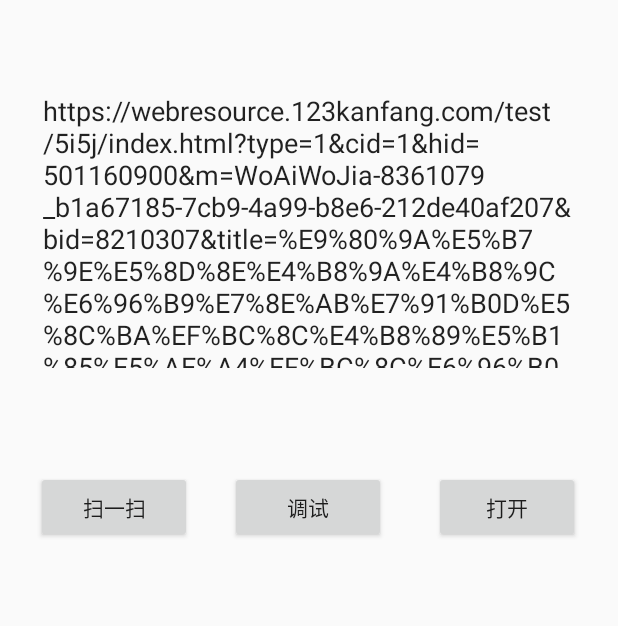
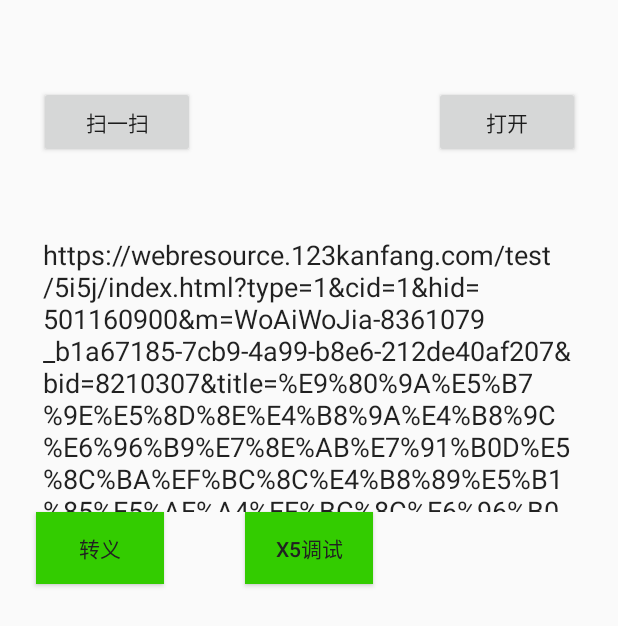
Before and after one commit to ElvisWangTech/X5_Debug, an Android app built with Jetpack Compose: the screen it shows after launch (MainActivity), on a phone screen of 412 x 824 dp. Shown: the top 626 px of the screen. Run offline under Robolectric (Android 15) with nearby library versions, the phone set to English and light mode, and no system bars; libraries missing offline, so code that uses them is left out: com.tencent.smtt; 6 statements that could not run were skipped.

Commit message:
重构并完善功能

```diff
--- a/app/src/main/java/com/example/x5_debug/MainActivity.kt
+++ b/app/src/main/java/com/example/x5_debug/MainActivity.kt
@@ -1,22 +1,25 @@
 package com.example.x5_debug
 
 import android.content.Intent
-import android.net.Uri
+import android.content.res.ColorStateList
+import android.graphics.Typeface
 import android.os.Bundle
+import android.os.Handler
+import android.os.Looper
+import android.text.SpannableString
+import android.text.Spanned
+import android.text.style.TextAppearanceSpan
 import android.util.Log
 import android.widget.Button
 import android.widget.EditText
 import android.widget.TextView
-import android.widget.Toast
 import androidx.activity.ComponentActivity
 import androidx.activity.result.ActivityResultLauncher
 import androidx.activity.result.contract.ActivityResultContracts
 import com.example.x5_debug.tookit.UrlFormatTool
-import com.tencent.smtt.export.external.TbsCoreSettings
-import com.tencent.smtt.sdk.QbSdk
-import com.tencent.smtt.sdk.QbSdk.PreInitCallback
-import com.tencent.smtt.sdk.TbsDownloader
-import com.tencent.smtt.sdk.TbsListener
+import com.example.x5_debug.tookit.X5Tool
+import java.net.URLDecoder
+import java.net.URLEncoder
 
 class MainActivity : ComponentActivity() {
 
@@ -25,12 +28,20 @@ class MainActivity : ComponentActivity() {
     private val tag: String = MainActivity::class.java.simpleName
     private val defaultUrl = "https://webresource.123kanfang.com/test/5i5j/index.html?type=1&cid=1&hid=501160900&m=WoAiWoJia-8361079_b1a67185-7cb9-4a99-b8e6-212de40af207&bid=8210307&title=%E9%80%9A%E5%B7%9E%E5%8D%8E%E4%B8%9A%E4%B8%9C%E6%96%B9%E7%8E%AB%E7%91%B0D%E5%8C%BA%EF%BC%8C%E4%B8%89%E5%B1%85%E5%AE%A4%EF%BC%8C%E6%96%B0%E7%A4%BE%E5%8C%BA%EF%BC%8C%E5%8D%95%E4%BB%B744800%E4%B8%80%E5%B9%B3.%27&equipment=pc";
     private var toActivity: ActivityResultLauncher<Intent>?=null;
+    private var logHandler: Handler?=null;
+    private var escaped: Boolean = false;
 
     override fun onCreate(savedInstanceState: Bundle?) {
         super.onCreate(savedInstanceState)
         setContentView(R.layout.activity_main);
 
-        checkX5()
+        val looper = Looper.myLooper();
+        if (looper != null) {
+            logHandler = Handler(looper) {
+                log(it.obj.toString(), it.what)
+            }
+        }
+        X5Tool.init(applicationContext, logHandler)
 
         logView = findViewById(R.id.logView);
         webViewUrl = findViewById(R.id.webViewUrl)
@@ -40,71 +51,18 @@ class MainActivity : ComponentActivity() {
             val contents = it.data?.getStringExtra("SCAN_RESULT")
             val format = it.data?.getStringExtra("SCAN_RESULT_FORMAT")
             log("扫描结果：$contents - $format")
-            webViewUrl?.setText(contents)
+            if (!contents.isNullOrEmpty()) {
+                webViewUrl?.setText(contents)
+            }
         }
         bindEvents()
-    }
-
-    private fun checkX5() {
-        QbSdk.initX5Environment(applicationContext, object : PreInitCallback {
-            override fun onCoreInitFinished() {
-                // 内核初始化完成，可能为系统内核，也可能为系统内核
-                log( "x5内核初始化完成")
-            }
-
-            /**
-             * 预初始化结束
-             * 由于X5内核体积较大，需要依赖网络动态下发，所以当内核不存在的时候，默认会回调false，此时将会使用系统内核代替
-             * @param isX5 是否使用X5内核
-             */
-            override fun onViewInitFinished(isX5: Boolean) {
-                log( "x5预初始化完成，是否启用x5：$isX5")
-                if (!isX5) {
-                    log( "开始下载x5内核")
-                    QbSdk.reset(applicationContext);
-                    TbsDownloader.startDownload(applicationContext)
-                } else {
-                    log("x5内核版本：${QbSdk.getTbsVersion(applicationContext).toString()}")
-                }
-            }
-        })
-
-        // fixme: runOnUiThread的方案不是太好，用Handler实现消息传递比较好
-        QbSdk.setTbsListener(object : TbsListener {
-            override fun onDownloadFinish(p0: Int) {
-                runOnUiThread(Runnable {
-                    run {
-                        log("x5下载完成")
-                    }
-                })
-            }
-
-            override fun onInstallFinish(p0: Int) {
-                runOnUiThread(Runnable {
-                    run {
-                        log("x5安装完成, 内核版本：${QbSdk.getTbsVersion(applicationContext).toString()}")
-                    }
-                })
-
-            }
-
-            override fun onDownloadProgress(p0: Int) {
-                Toast.makeText(applicationContext, "x5下载中$p0", Toast.LENGTH_SHORT).show()
-            }
-
-        })
-        // 在调用TBS初始化、创建WebView之前进行如下配置
-        QbSdk.setDownloadWithoutWifi(true);
-        val map = HashMap<String, Any>();
-        map[TbsCoreSettings.TBS_SETTINGS_USE_SPEEDY_CLASSLOADER] = true;
-        map[TbsCoreSettings.TBS_SETTINGS_USE_DEXLOADER_SERVICE] = true;
-        QbSdk.initTbsSettings(map);
     }
 
     /**
      * 绑定事件
      */
     private fun bindEvents() {
+        // 打开
         val openBtn: Button = findViewById(R.id.openWebview);
         openBtn.setOnClickListener {
             log("准备打开x5 webview");
@@ -112,20 +70,33 @@ class MainActivity : ComponentActivity() {
             val formatUrl = UrlFormatTool.ensureProtocol(webViewUrl.text.toString(), "https", "http");
             openWebView(formatUrl)
         }
+        // x5调试
         val inspectBtn: Button = findViewById(R.id.inspect)
         inspectBtn.setOnClickListener {
             openWebView("http://debugx5.qq.com")
         }
+        // 扫一扫
         val scanBtn: Button = findViewById(R.id.scanQrcode)
         scanBtn.setOnClickListener {
             val intent = Intent("com.google.zxing.client.android.SCAN")
             intent.putExtra("SCAN_MODE", "QR_CODE_MODE")
             toActivity?.launch(intent);
         }
+        // 转义 - url转义
+        val escapeBtn: Button = findViewById(R.id.escape)
+        escapeBtn.setOnClickListener {
+            val webViewUrl = findViewById<EditText>(R.id.webViewUrl);
+            val url = webViewUrl.text.toString()
+            val newUrl = if (escaped) URLEncoder.encode(url, "utf-8") else URLDecoder.decode(url, "utf-8")
+            webViewUrl.setText(newUrl);
+            escaped = !escaped
+        }
+
+
     }
 
     private fun openWebView(url: String) {
-        log(url)
+        log(url, Log.DEBUG)
         val intent = Intent(this, TestWebH5Activity::class.java).apply {
             putExtra("url", url)
         }
@@ -135,13 +106,24 @@ class MainActivity : ComponentActivity() {
     /**
      * 记录日志
      */
-    fun log(msg: String, level: Int = Log.INFO) {
+    fun log(msg: String, level: Int = Log.INFO): Boolean {
+        var iColor = R.color.info;
+        var size = 40;
         when (level) {
-            Log.DEBUG -> Log.d(tag, msg)
-            Log.INFO -> Log.i(tag, msg)
-            Log.WARN -> Log.w(tag, msg)
-            Log.ERROR -> Log.e(tag, msg)
+            Log.DEBUG -> { Log.d(tag, msg); iColor = R.color.debug; size = 38; }
+            Log.INFO -> { Log.i(tag, msg); iColor = R.color.info; size = 40; }
+            Log.WARN -> { Log.w(tag, msg); iColor = R.color.warn; size = 42; }
+            Log.ERROR -> { Log.e(tag, msg); iColor = R.color.error; size = 44; }
         }
-        logView?.append("[$level]$tag->$msg\n")
+        val formatMsg = "[$level]$tag->$msg\n"
+        var spString = SpannableString(formatMsg);
+        spString.setSpan(
+            TextAppearanceSpan(null, Typeface.NORMAL, size,
+                ColorStateList.valueOf(resources.getColor(iColor, resources.newTheme())),
+                null
+            ),
+            0, formatMsg.length, Spanned.SPAN_EXCLUSIVE_EXCLUSIVE)
+        logView?.append(spString)
+        return true;
     }
 }
--- /dev/null
+++ b/app/src/main/java/com/example/x5_debug/tookit/X5Tool.kt
@@ -0,0 +1,84 @@
+package com.example.x5_debug.tookit
+
+import android.content.Context
+import android.os.Handler
+import android.os.Message
+import android.util.Log
+import android.widget.Toast
+import com.tencent.smtt.export.external.TbsCoreSettings
+import com.tencent.smtt.sdk.QbSdk
+import com.tencent.smtt.sdk.TbsCommonCode
+import com.tencent.smtt.sdk.TbsDownloader
+import com.tencent.smtt.sdk.TbsListener
+
+class X5Tool {
+    companion object {
+        fun formatErrMsg(errCode: Int): String {
+            var errMsg = "unKnown error"
+            when (errCode) {
+                TbsCommonCode.DOWNLOAD_CANCEL_NOT_WIFI -> errMsg = "cancel by not wifi"
+                TbsCommonCode.DOWNLOAD_CANCEL_REQUESTING -> errMsg = "cancel requesting"
+                TbsCommonCode.DOWNLOAD_FLOW_CANCEL -> errMsg = "cancel by flow"
+                TbsCommonCode.DOWNLOAD_CANCEL_PRIVATE_CDN_MODE -> errMsg = "cancel by private cdn mode"
+                TbsCommonCode.DOWNLOAD_NO_NEED_REQUEST -> errMsg = "no need download"
+                TbsCommonCode.INSTALL_FOR_PREINIT_CALLBACK -> errMsg = "preinit callback"
+                TbsCommonCode.NETWORK_UNAVAILABLE -> errMsg = "network unavailable"
+                TbsCommonCode.STARTDOWNLOAD_OUT_OF_MAXTIME -> errMsg = "out of time"
+            }
+            return errMsg;
+        }
+
+        fun init(applicationContext: Context, logHandler:Handler?) {
+            QbSdk.initX5Environment(applicationContext, object : QbSdk.PreInitCallback {
+                override fun onCoreInitFinished() {
+                    // 内核初始化完成，可能为系统内核，也可能为系统内核
+                    logHandler?.sendMessage(Message.obtain(logHandler, Log.INFO, "x5内核初始化完成"))
+                }
+
+                /**
+                 * 预初始化结束
+                 * 由于X5内核体积较大，需要依赖网络动态下发，所以当内核不存在的时候，默认会回调false，此时将会使用系统内核代替
+                 * @param isX5 是否使用X5内核
+                 */
+                override fun onViewInitFinished(isX5: Boolean) {
+                    logHandler?.sendMessage(Message.obtain(logHandler, Log.INFO, "x5预初始化完成，是否启用x5：$isX5"))
+                    if (!isX5 && !TbsDownloader.isDownloading()) {
+                        logHandler?.sendMessage(Message.obtain(logHandler, Log.INFO, "开始下载x5内核"))
+                        QbSdk.reset(applicationContext);
+                        TbsDownloader.startDownload(applicationContext)
+                    } else {
+                        logHandler?.sendMessage(Message.obtain(logHandler, Log.INFO, "x5内核版本：${QbSdk.getTbsVersion(applicationContext).toString()}"))
+                    }
+                }
+            })
+
+            QbSdk.setTbsListener(object : TbsListener {
+                override fun onDownloadFinish(errCode: Int) {
+                    logHandler?.sendMessage(Message.obtain(logHandler, Log.INFO, "x5下载完成"))
+                    // 虽然下载结束，但有可能失败
+                    if (errCode != TbsCommonCode.DOWNLOAD_SUCCESS) {
+                        logHandler?.sendMessage(Message.obtain(logHandler, Log.WARN, "x5下载异常-errCode:$errCode errMsg: ${X5Tool.formatErrMsg(errCode)}"))
+                    }
+                }
+
+                override fun onInstallFinish(errCode: Int) {
+                    logHandler?.sendMessage(Message.obtain(logHandler, Log.INFO, "x5安装完成, 内核版本：${QbSdk.getTbsVersion(applicationContext).toString()}"))
+                    if (errCode != TbsCommonCode.INSTALL_SUCCESS) {
+                        logHandler?.sendMessage(Message.obtain(logHandler, Log.WARN, "x5安装异常-errCode:$errCode errMsg: ${X5Tool.formatErrMsg(errCode)}"))
+                    }
+                }
+
+                override fun onDownloadProgress(p0: Int) {
+                    Toast.makeText(applicationContext, "x5下载中$p0", Toast.LENGTH_SHORT).show()
+                }
+
+            })
+            // 在调用TBS初始化、创建WebView之前进行如下配置
+            QbSdk.setDownloadWithoutWifi(true);
+            val map = HashMap<String, Any>();
+            map[TbsCoreSettings.TBS_SETTINGS_USE_SPEEDY_CLASSLOADER] = true;
+            map[TbsCoreSettings.TBS_SETTINGS_USE_DEXLOADER_SERVICE] = true;
+            QbSdk.initTbsSettings(map);
+        }
+    }
+}
--- a/app/src/main/res/layout/activity_main.xml
+++ b/app/src/main/res/layout/activity_main.xml
@@ -17,7 +17,7 @@
         app:layout_constraintHorizontal_bias="0.489"
         app:layout_constraintStart_toStartOf="parent"
         app:layout_constraintTop_toTopOf="parent"
-        app:layout_constraintVertical_bias="0.123">
+        app:layout_constraintVertical_bias="0.55">
 
         <EditText
             android:id="@+id/webViewUrl"
@@ -28,48 +28,65 @@
             android:hint="@string/url_hint"
             android:importantForAutofill="no"
             android:inputType="textMultiLine"
+            android:lines="9"
+            android:minHeight="194dp"
             android:minLines="1"
-            android:lines="9"
-            android:minHeight="194dp" />
+            tools:ignore="TextFields" />
     </ScrollView>
 
     <Button
         android:id="@+id/scanQrcode"
         android:layout_width="104dp"
         android:layout_height="48dp"
-        android:layout_marginStart="24dp"
         android:text="@string/scan_qr_code"
-        app:layout_constraintBottom_toBottomOf="parent"
-        app:layout_constraintEnd_toStartOf="@+id/inspect"
-        app:layout_constraintHorizontal_bias="0.0"
+        app:layout_constraintBottom_toTopOf="@+id/view_main"
+        app:layout_constraintEnd_toEndOf="parent"
+        app:layout_constraintHorizontal_bias="0.084"
         app:layout_constraintStart_toStartOf="parent"
         app:layout_constraintTop_toTopOf="parent"
-        app:layout_constraintVertical_bias="0.405" />
+        app:layout_constraintVertical_bias="0.576" />
 
     <Button
         android:id="@+id/inspect"
-        android:layout_width="104dp"
+        android:layout_width="85dp"
         android:layout_height="48dp"
+        android:background="#33CC00"
         android:text="@string/inspect"
+        android:textColor="#212121"
+        android:textColorHint="#888888"
         app:layout_constraintBottom_toBottomOf="parent"
         app:layout_constraintEnd_toEndOf="parent"
-        app:layout_constraintHorizontal_bias="0.498"
         app:layout_constraintStart_toStartOf="parent"
         app:layout_constraintTop_toTopOf="parent"
-        app:layout_constraintVertical_bias="0.405" />
+        app:layout_constraintVertical_bias="0.44" />
+
+    <Button
+        android:id="@+id/escape"
+        android:layout_width="85dp"
+        android:layout_height="48dp"
+        android:background="#33CC00"
+        android:minHeight="36dp"
+        android:text="@string/escape"
+        android:textColor="#212121"
+        android:textColorHint="#888888"
+        app:layout_constraintBottom_toBottomOf="parent"
+        app:layout_constraintEnd_toEndOf="parent"
+        app:layout_constraintHorizontal_bias="0.073"
+        app:layout_constraintStart_toStartOf="parent"
+        app:layout_constraintTop_toTopOf="parent"
+        app:layout_constraintVertical_bias="0.44" />
 
     <Button
         android:id="@+id/openWebview"
         android:layout_width="97dp"
         android:layout_height="48dp"
-        android:layout_marginEnd="24dp"
         android:text="@string/open"
-        app:layout_constraintBottom_toBottomOf="parent"
+        app:layout_constraintBottom_toTopOf="@+id/view_main"
         app:layout_constraintEnd_toEndOf="parent"
-        app:layout_constraintHorizontal_bias="0.968"
-        app:layout_constraintStart_toEndOf="@+id/inspect"
+        app:layout_constraintHorizontal_bias="0.92"
+        app:layout_constraintStart_toStartOf="parent"
         app:layout_constraintTop_toTopOf="parent"
-        app:layout_constraintVertical_bias="0.405" />
+        app:layout_constraintVertical_bias="0.576" />
 
     <ScrollView
         android:id="@+id/logArea"
@@ -89,6 +106,7 @@
 
             <TextView
                 android:id="@+id/logView"
+                android:textIsSelectable="true"
                 android:layout_width="match_parent"
                 android:layout_height="wrap_content" />
         </LinearLayout>
--- a/app/src/main/res/values/colors.xml
+++ b/app/src/main/res/values/colors.xml
@@ -12,4 +12,8 @@
     <color name="light_blue_A200">#FF40C4FF</color>
     <color name="light_blue_A400">#FF00B0FF</color>
     <color name="black_overlay">#66000000</color>
+    <color name="warn">#66FFCC33</color>
+    <color name="info">#66666666</color>
+    <color name="debug">#6633CC00</color>
+    <color name="error">#66CC3300</color>
 </resources>
--- a/app/src/main/res/values/strings.xml
+++ b/app/src/main/res/values/strings.xml
@@ -3,7 +3,8 @@
     <string name="log_area_hint">日志区域</string>
     <string name="url_hint">请输入url</string>
     <string name="scan_qr_code">扫一扫</string>
-    <string name="inspect">调试</string>
+    <string name="inspect">x5调试</string>
+    <string name="escape">转义</string>
     <string name="open">打开</string>
     <string name="title_activity_test_web_h5">TestWebH5Activity</string>
 </resources>
```
